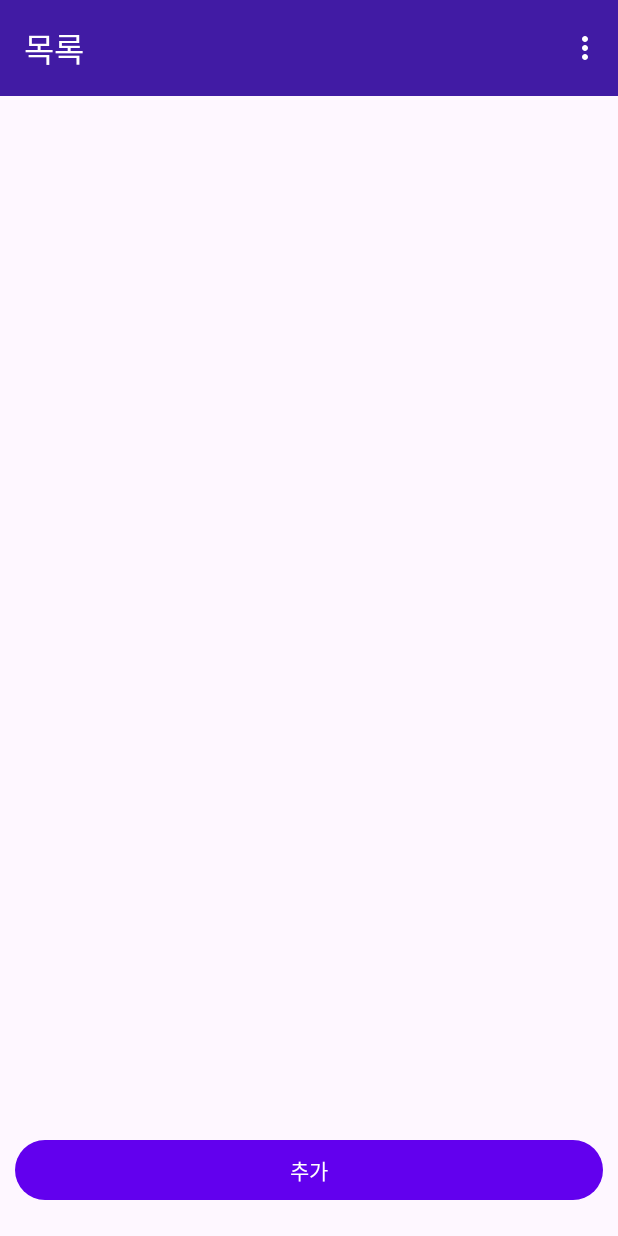
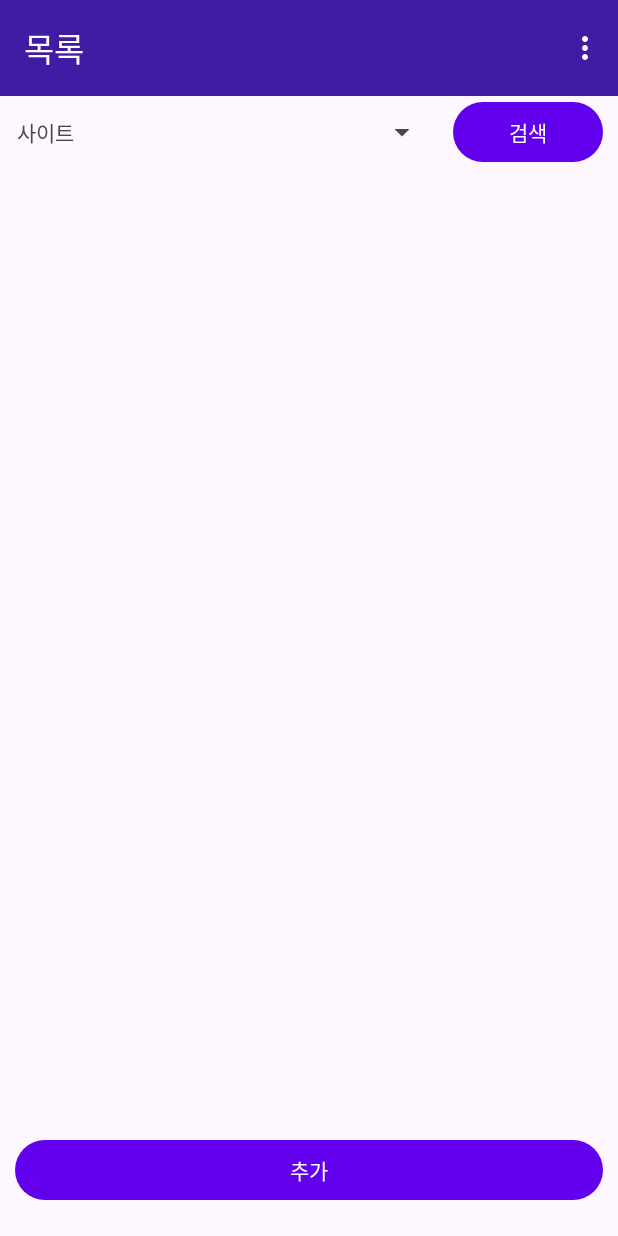
Before and after one commit to gitforgoo/android, an Android app: the PwdListActivity screen opened directly, with no data from a screen before it, on a phone screen of 412 x 824 dp. Run offline under Robolectric (Android 15) with nearby library versions, the phone set to English and light mode, and no system bars.

Commit message:
자잘한 오류 수정

```diff
--- a/MyPWD/app/src/main/java/com/goodtechsystem/mypwd/activity/ActivityBase.java
+++ b/MyPWD/app/src/main/java/com/goodtechsystem/mypwd/activity/ActivityBase.java
@@ -91,7 +91,7 @@ public class ActivityBase extends AppCompatActivity {
                         ParcelFileDescriptor jsonFileDescriptor = this.getContentResolver().openFileDescriptor(result.getData().getData(), "w");
 
                         PwdBO bo = new PwdBO(this);
-                        ArrayList<PwdVO> lst = bo.selectAllPwd();
+                        ArrayList<PwdVO> lst = bo.selectPwdBySearchCondition(null);
 
                         JsonHelper jsonHelper = new JsonHelper(this);
                         jsonHelper.saveListToJson(lst, jsonFileDescriptor);
@@ -111,6 +111,10 @@ public class ActivityBase extends AppCompatActivity {
 
                         JsonHelper jsonHelper = new JsonHelper(this);
                         jsonHelper.saveJsonToData(jsonFileDescriptor);
+
+                        Intent intent = new Intent(this, PwdListActivity.class);
+                        startActivity(intent);
+
                         Toast.makeText(this, getString(R.string.restore_success), Toast.LENGTH_SHORT).show();
                     } catch (Exception e){
                         e.printStackTrace();
--- a/MyPWD/app/src/main/java/com/goodtechsystem/mypwd/activity/PwdListActivity.java
+++ b/MyPWD/app/src/main/java/com/goodtechsystem/mypwd/activity/PwdListActivity.java
@@ -3,7 +3,9 @@ package com.goodtechsystem.mypwd.activity;
 import android.content.Intent;
 import android.os.Bundle;
 import android.view.View;
+import android.widget.ArrayAdapter;
 import android.widget.Button;
+import android.widget.Spinner;
 
 import androidx.activity.EdgeToEdge;
 import androidx.recyclerview.widget.DividerItemDecoration;
@@ -17,8 +19,14 @@ import com.goodtechsystem.mypwd.vo.PwdConst;
 import com.goodtechsystem.mypwd.vo.PwdVO;
 
 import java.util.ArrayList;
+import java.util.HashMap;
+import java.util.Map;
 
 public class PwdListActivity extends ActivityBase {
+
+    private RecyclerView rv_pwd;
+
+    private Spinner rv_spinner;
 
     @Override
     protected void onCreate(Bundle savedInstanceState) {
@@ -29,19 +37,18 @@ public class PwdListActivity extends ActivityBase {
         //Toolbar 표시
         setupToolbar(R.id.toolbar);
 
-        RecyclerView rv_pwd = findViewById(R.id.rv_pwd);
+        rv_pwd = findViewById(R.id.rv_pwd);
         LinearLayoutManager linearLayoutManager = new LinearLayoutManager(this);
         rv_pwd.setLayoutManager(linearLayoutManager);
+
+        rv_spinner = findViewById(R.id.rv_spinner);
 
         // Divider 추가
         DividerItemDecoration dividerItemDecoration = new DividerItemDecoration(this, DividerItemDecoration.VERTICAL);
         rv_pwd.addItemDecoration(dividerItemDecoration);
 
-        PwdBO bo = new PwdBO(this);
-        ArrayList<PwdVO> dataSource = bo.selectAllPwd();
-
-        PwdListItemAdapter adapter = new PwdListItemAdapter(this, dataSource);
-        rv_pwd.setAdapter(adapter);
+        initSiteSpinner();
+        initDataList(null);
 
         Button btnAdd = findViewById(R.id.pwdList_btnAdd);
         btnAdd.setOnClickListener(new View.OnClickListener() {
@@ -50,6 +57,32 @@ public class PwdListActivity extends ActivityBase {
                 btnAdd_Click(v);
             }
         });
+
+        Button rv_btn_search = findViewById(R.id.rv_btn_search);
+        rv_btn_search.setOnClickListener(new View.OnClickListener() {
+            @Override
+            public void onClick(View v) {
+                rv_btn_search_Click(v);
+            }
+        });
+    }
+
+    protected void initSiteSpinner(){
+        PwdBO bo = new PwdBO(this);
+        //site 취득
+        ArrayList<String> siteList = bo.selectSitesPwd();
+        // ArrayAdapter 설정
+        ArrayAdapter<String> spinnerAdapter = new ArrayAdapter<String>(this, android.R.layout.simple_spinner_dropdown_item, siteList);
+        rv_spinner.setAdapter(spinnerAdapter);
+    }
+
+    protected void initDataList(Map<String, String> searchCondition){
+        PwdBO bo = new PwdBO(this);
+        //전체 목록 취득
+        ArrayList<PwdVO> dataSource = bo.selectPwdBySearchCondition(searchCondition);
+        PwdListItemAdapter adapter = new PwdListItemAdapter(this, dataSource);
+        rv_pwd.setAdapter(adapter);
+        adapter.notifyDataSetChanged();
     }
 
     protected void btnAdd_Click(View v){
@@ -57,4 +90,13 @@ public class PwdListActivity extends ActivityBase {
         intent.putExtra("type", PwdConst.TYPE_ADD);
         startActivity(intent);
     }
+
+    protected void rv_btn_search_Click(View v){
+        String site = rv_spinner.getSelectedItem().toString();
+
+        HashMap<String, String> map = new HashMap<>();
+        map.put(PwdConst.PWD.COL_SITE, site);
+
+       initDataList(map);
+    }
 }
--- a/MyPWD/app/src/main/java/com/goodtechsystem/mypwd/bo/PwdBO.java
+++ b/MyPWD/app/src/main/java/com/goodtechsystem/mypwd/bo/PwdBO.java
@@ -9,6 +9,7 @@ import com.goodtechsystem.mypwd.vo.PwdConst;
 import com.goodtechsystem.mypwd.vo.PwdVO;
 import java.util.ArrayList;
 import java.util.Calendar;
+import java.util.Map;
 
 public class PwdBO extends BoBase{
 
@@ -54,13 +55,30 @@ public class PwdBO extends BoBase{
         db.close();
     }
 
-    public ArrayList<PwdVO> selectAllPwd() {
+    public ArrayList<PwdVO> selectPwdBySearchCondition(Map<String, String> searchCondition) {
 
         SQLiteDatabase db = this.getReadableDatabase();
 
         String[] fields = {PwdConst.PWD.COL_OID, PwdConst.PWD.COL_SITE, PwdConst.PWD.COL_ID, PwdConst.PWD.COL_PWD, PwdConst.PWD.COL_PURPOSE, PwdConst.PWD.COL_REMARK};
 
-        Cursor cursor = db.query(PwdConst.PWD.TABLE_NAME, fields, null, null, null, null, null);
+        String selection = "";
+        String[] selectionArgs = null;
+
+        if(searchCondition != null && !searchCondition.isEmpty()){
+            ArrayList<String> valueList = new ArrayList<>();
+            for(String key : searchCondition.keySet()){
+                selection = selection + key + "=?, ";
+                String value = searchCondition.get(key);
+                valueList.add(value);
+            }
+
+            if(selection != null && selection.length() > 0) {
+                selection = selection.substring(0, selection.length() -2);
+            }
+            selectionArgs = valueList.toArray(new String[0]);
+        }
+
+        Cursor cursor = db.query(PwdConst.PWD.TABLE_NAME, fields, selection, selectionArgs, null, null, null);
 
         ArrayList<PwdVO> ret = fill(cursor);
         cursor.close();
@@ -86,6 +104,25 @@ public class PwdBO extends BoBase{
         }
 
         return lst.get(0);
+    }
+
+    public ArrayList<String> selectSitesPwd(){
+        SQLiteDatabase db = this.getReadableDatabase();
+
+        String[] fields = {PwdConst.PWD.COL_SITE};
+
+        Cursor cursor = db.query(PwdConst.PWD.TABLE_NAME, fields, null, null, PwdConst.PWD.COL_SITE, null, PwdConst.PWD.COL_SITE);
+        ArrayList<String> lst = new ArrayList<>();
+
+        if (cursor.moveToFirst()) {
+            do {
+                lst.add(cursor.getString(cursor.getColumnIndexOrThrow(PwdConst.PWD.COL_SITE)));
+            } while (cursor.moveToNext());
+        }
+        cursor.close();
+        db.close();
+
+        return lst;
     }
 
     public void deletePwd(String oid){
--- a/MyPWD/app/src/main/res/layout/activity_pwd_list.xml
+++ b/MyPWD/app/src/main/res/layout/activity_pwd_list.xml
@@ -17,6 +17,34 @@
         android:theme="@style/ThemeOverlay.AppCompat.Dark.ActionBar"
         android:elevation="4dp"
         app:title="@string/list"/>
+
+        <LinearLayout
+            android:layout_width="match_parent"
+            android:layout_height="wrap_content"
+            android:orientation="horizontal"
+            android:layout_marginBottom="5dp">
+            <TextView
+                android:layout_width="60dp"
+                android:layout_height="match_parent"
+                android:gravity="center"
+                android:text="@string/site"
+                />
+            <Spinner
+                android:id="@+id/rv_spinner"
+                android:layout_width="0dp"
+                android:layout_height="match_parent"
+                android:layout_weight="1"
+                android:layout_marginLeft="10dp"
+                android:layout_marginRight="10dp"
+                />
+            <Button
+                android:id="@+id/rv_btn_search"
+                android:layout_width="100dp"
+                android:layout_height="match_parent"
+                android:layout_marginRight="10dp"
+                android:text="@string/search"
+                />
+    </LinearLayout>
 
     <androidx.recyclerview.widget.RecyclerView
         android:id="@+id/rv_pwd"
--- a/MyPWD/app/src/main/res/layout/pwdlist_item.xml
+++ b/MyPWD/app/src/main/res/layout/pwdlist_item.xml
@@ -11,8 +11,9 @@
 
         <TextView
             android:id="@+id/pli_site"
-            android:layout_width="80dp"
+            android:layout_width="100dp"
             android:layout_height="60dp"
+            android:layout_marginLeft="10dp"
             android:gravity="center_vertical"
             android:textSize="20sp"
             android:text="site"
--- a/MyPWD/app/src/main/res/values/strings.xml
+++ b/MyPWD/app/src/main/res/values/strings.xml
@@ -37,4 +37,5 @@
     <string name="terminate">종료</string>
     <string name="backup_success">백업 성공</string>
     <string name="restore_success">복원 성공</string>
+    <string name="search">검색</string>
 </resources>
```
Also changed, not shown: 2 other files.
